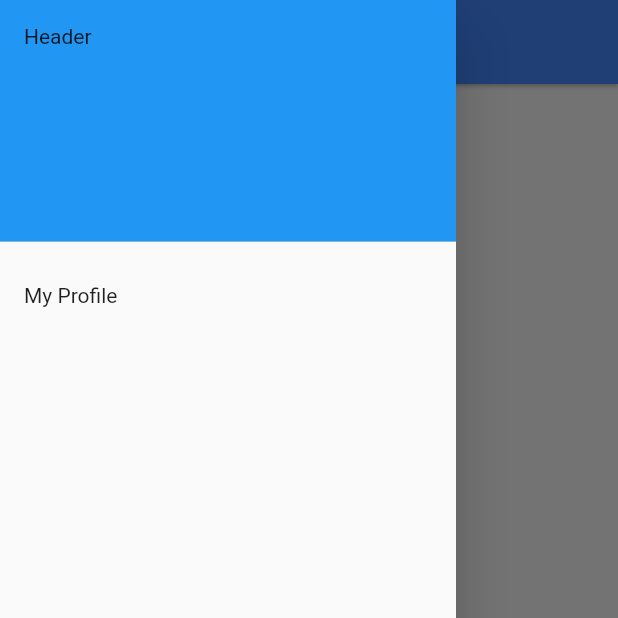
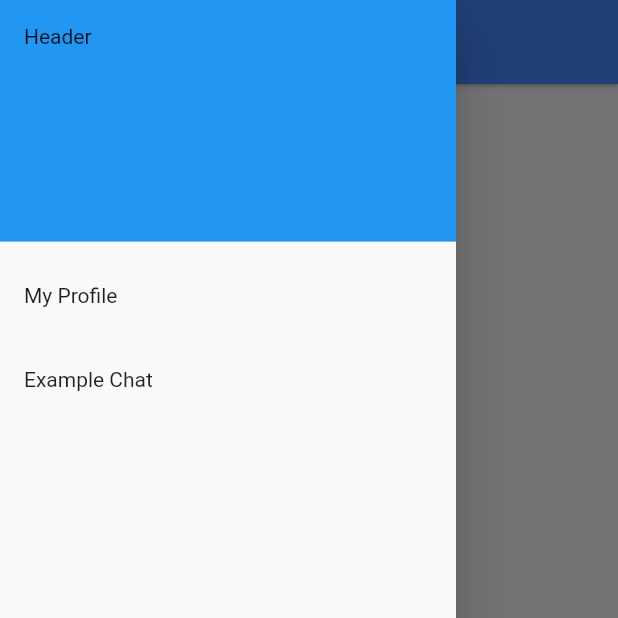
Before and after one commit to afonsoafonsoafonso/bird-chat, a Flutter app: the screen it shows after launch, with the side drawer open, on a phone screen of 412 x 824 dp, the top half of it. Run offline on Flutter 3.47's test engine with Material 2 defaults, Android fonts, the phone set to English and light mode, and no system bars; network calls fail.

Commit message:
ready for second iteration

```diff
--- a/bird_chat/lib/screens/home.dart
+++ b/bird_chat/lib/screens/home.dart
@@ -1,3 +1,4 @@
+import 'package:bird_chat/screens/ChatPage.dart';
 import 'package:bird_chat/screens/profile_page.dart';
 import 'package:flutter/material.dart';
 import 'package:bird_chat/widgets/home_body.dart';
@@ -109,6 +110,15 @@ class _Home extends State<Home> {
                     Navigator.pushNamed(context, ProfilePage.route);
 
                   }
+                ),
+                ListTile(
+                  title: Text('Example Chat'),
+                  onTap:(){
+                    Navigator.pop(context);
+                    //filler until we have profile app
+                    Navigator.pushNamed(context, ChatPage.route);
+
+                  }
                 )
               ],
             ),
```
